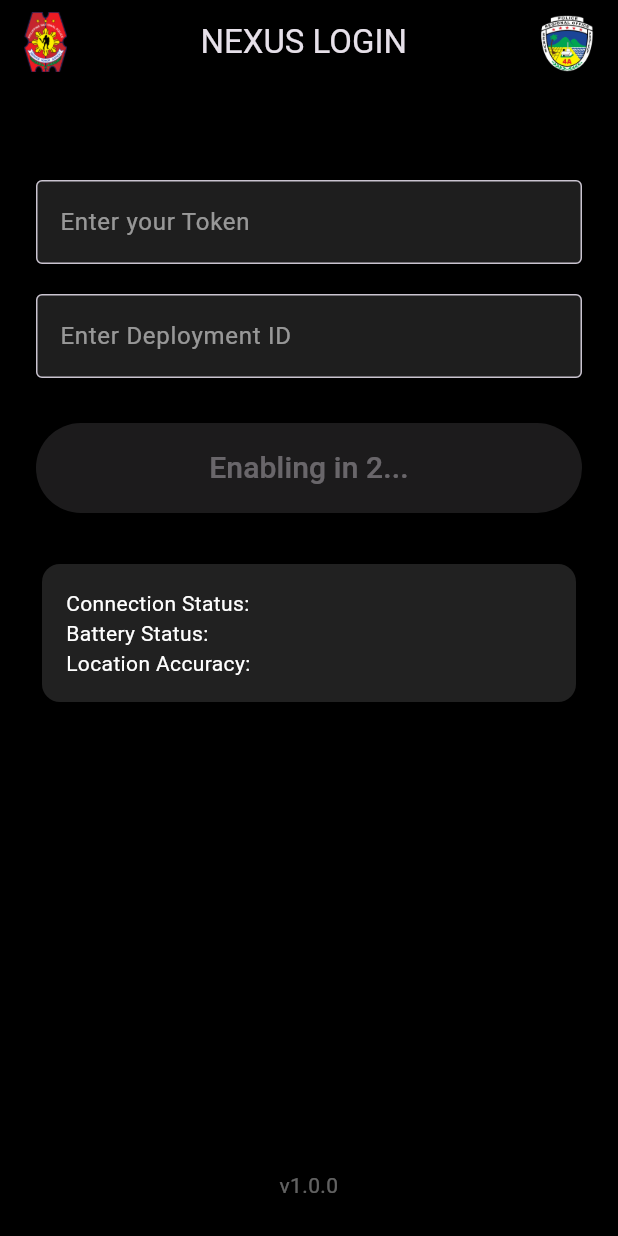
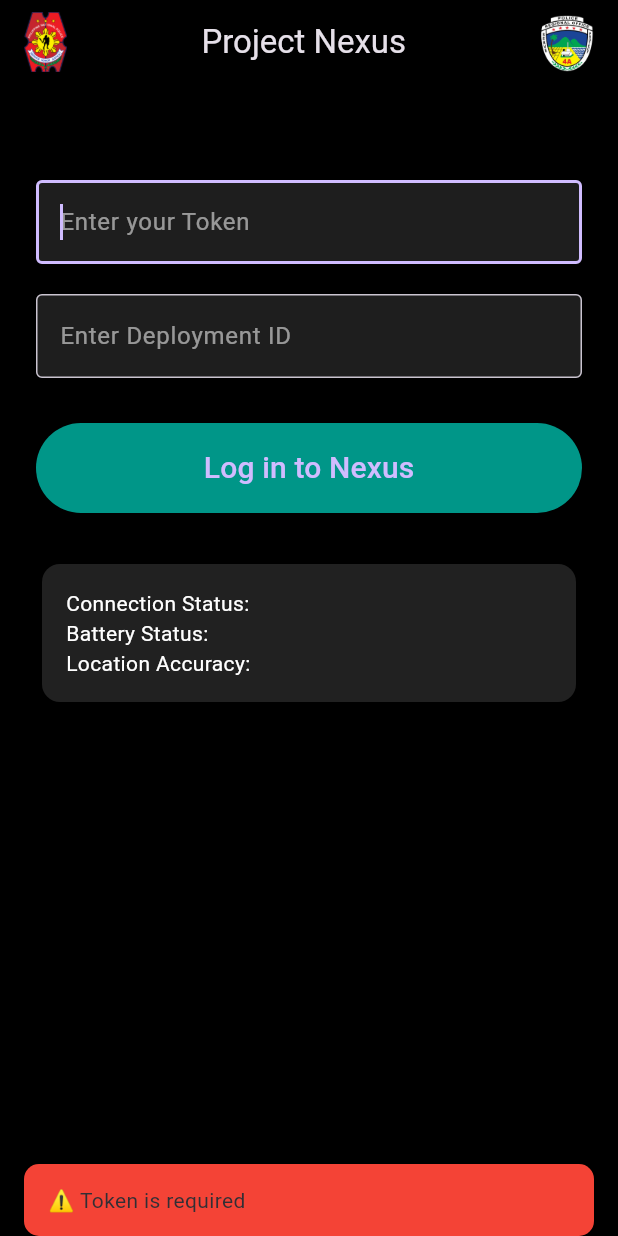
Before and after one commit to Rogie-Laura/nexus, a Flutter app: the screen it shows after launch, after a tap on "Log in to Nexus", on a phone screen of 412 x 824 dp. Run offline on Flutter 3.47's test engine with Material 3 defaults, Android fonts, the phone set to English and light mode, and no system bars; our stand-ins replace battery_plus, connectivity_plus, location, shared_preferences; missing offline and left inert: flutter_foreground_task.

Commit message:
confirmation message, txtbox handling

```diff
--- a/lib/nexus_main.dart
+++ b/lib/nexus_main.dart
@@ -1,3 +1,4 @@
+import 'package:flutter/services.dart';
 import 'package:flutter/material.dart';
 import 'package:shared_preferences/shared_preferences.dart';
 import 'connection_type.dart';
@@ -8,6 +9,7 @@ import 'get_location.dart';
 import 'dart:async';
 import 'nexus_service.dart';
 import 'run_background.dart';
+import 'txt_checking.dart';
 
 class NexusApp extends StatelessWidget {
   const NexusApp({super.key});
@@ -42,6 +44,9 @@ class _NexusLoginScreenState extends State<NexusLoginScreen> {
   final tokenController = TextEditingController();
   final deploymentController = TextEditingController();
 
+  final tokenFocusNode = FocusNode();
+  final deploymentFocusNode = FocusNode();
+
   String _connectionType = '';
   String _connectionStrength = '';
   String _batteryStatus = '';
@@ -54,15 +59,28 @@ class _NexusLoginScreenState extends State<NexusLoginScreen> {
   Timer? _signalTimer;
 
   String _countdownText = '';
-  bool _isProcessing = false;
 
   @override
   void initState() {
     super.initState();
     _loadStatus();
+
+    tokenController.addListener(() async {
+      final prefs = await SharedPreferences.getInstance();
+      await prefs.setString('token', tokenController.text);
+    });
+
+    deploymentController.addListener(() async {
+      final prefs = await SharedPreferences.getInstance();
+      await prefs.setString('deploymentID', deploymentController.text);
+    });
   }
 
   Future<void> _loadStatus() async {
+    final prefs = await SharedPreferences.getInstance();
+    tokenController.text = prefs.getString('token') ?? '';
+    deploymentController.text = prefs.getString('deploymentID') ?? '';
+
     final type = await getConnectionType();
     final strength = await getSignalStrength();
     final battery = await getBatteryStatus();
@@ -79,6 +97,95 @@ class _NexusLoginScreenState extends State<NexusLoginScreen> {
   }
 
   Future<void> _handleLoginLogout() async {
+    final token = tokenController.text.trim();
+    final deployment = deploymentController.text.trim();
+
+    if (!areFieldsValid(
+      context: context,
+      token: token,
+      deployment: deployment,
+      tokenFocusNode: tokenFocusNode,
+      deploymentFocusNode: deploymentFocusNode,
+    ))
+      return;
+
+    // ✅ STOP confirmation (runs immediately — no countdown)
+    if (_isLoggedIn) {
+      final stopConfirm = await showDialog<bool>(
+        context: context,
+        builder: (ctx) => AlertDialog(
+          backgroundColor: Colors.grey[900],
+          title: const Text(
+            'Stop Operation?',
+            style: TextStyle(color: Colors.white),
+          ),
+          content: const Text(
+            'Are you sure you want to Stop the Current Operation?',
+            style: TextStyle(color: Colors.white70),
+          ),
+          actions: [
+            TextButton(
+              onPressed: () => Navigator.pop(ctx, false),
+              child: const Text('Cancel', style: TextStyle(color: Colors.grey)),
+            ),
+            TextButton(
+              onPressed: () => Navigator.pop(ctx, true),
+              child: const Text(
+                'Yes, Stop',
+                style: TextStyle(color: Colors.red),
+              ),
+            ),
+          ],
+        ),
+      );
+
+      if (stopConfirm != true) {
+        setState(() {
+          _buttonDisabled = false;
+          _countdownText = '';
+        });
+        return;
+      }
+
+      await logoutFromNexus();
+      stopSendingLocation();
+      stopTimers();
+      setState(() {
+        _isLoggedIn = false;
+        _buttonDisabled = false;
+      });
+      return; // ✅ Exit here so login logic doesn’t run
+    }
+
+    // ✅ LOGIN confirmation (with countdown after confirmation)
+    final confirm = await showDialog<bool>(
+      context: context,
+      builder: (ctx) => AlertDialog(
+        backgroundColor: Colors.grey[900],
+        title: const Text(
+          'Confirm Login',
+          style: TextStyle(color: Colors.white),
+        ),
+        content: Text(
+          'Log to Nexus Server?\n\nDeployment ID: $deployment',
+          style: const TextStyle(color: Colors.white70),
+        ),
+        actions: [
+          TextButton(
+            onPressed: () => Navigator.pop(ctx, false),
+            child: const Text('No', style: TextStyle(color: Colors.red)),
+          ),
+          TextButton(
+            onPressed: () => Navigator.pop(ctx, true),
+            child: const Text('Yes', style: TextStyle(color: Colors.green)),
+          ),
+        ],
+      ),
+    );
+
+    if (confirm != true) return;
+
+    // 🕒 Countdown for login
     setState(() {
       _buttonDisabled = true;
       _countdownText = 'Enabling in 3...';
@@ -91,18 +198,10 @@ class _NexusLoginScreenState extends State<NexusLoginScreen> {
     await Future.delayed(const Duration(seconds: 1));
     setState(() => _countdownText = '');
 
-    if (_isLoggedIn) {
-      await logoutFromNexus();
-      stopSendingLocation();
-      stopTimers();
-      setState(() {
-        _isLoggedIn = false;
-        _buttonDisabled = false;
-      });
-    } else {
+    // ✅ Continue login logic
     final prefs = await SharedPreferences.getInstance();
-      await prefs.setString('token', tokenController.text);
-      await prefs.setString('deploymentID', deploymentController.text);
+    await prefs.setString('token', token);
+    await prefs.setString('deploymentID', deployment);
 
     await loginToNexus();
     await _loadStatus();
@@ -114,7 +213,6 @@ class _NexusLoginScreenState extends State<NexusLoginScreen> {
       _buttonDisabled = false;
     });
   }
-  }
 
   void startTimers() {
     _locationTimer?.cancel();
@@ -122,7 +220,7 @@ class _NexusLoginScreenState extends State<NexusLoginScreen> {
     _signalTimer?.cancel();
 
     _locationTimer = Timer.periodic(const Duration(seconds: 3), (_) async {
-      await updateLocation(); // this already includes lat/lng logging if needed
+      await updateLocation();
     });
 
     _batteryTimer = Timer.periodic(const Duration(seconds: 180), (_) async {
@@ -138,7 +236,7 @@ class _NexusLoginScreenState extends State<NexusLoginScreen> {
         _connectionType = type;
       });
       print('📶 Signal: $signal');
-      print('📶 Signal: $type');
+      print('📶 Type: $type');
     });
   }
 
@@ -153,12 +251,24 @@ class _NexusLoginScreenState extends State<NexusLoginScreen> {
     stopTimers();
     tokenController.dispose();
     deploymentController.dispose();
+    tokenFocusNode.dispose();
+    deploymentFocusNode.dispose();
     super.dispose();
   }
 
   @override
   Widget build(BuildContext context) {
-    return Scaffold(
+    return WillPopScope(
+      onWillPop: () async {
+        const platform = MethodChannel('android_app_retain');
+        try {
+          await platform.invokeMethod('moveToBackground');
+        } on PlatformException catch (e) {
+          print("❌ Failed to move to background: ${e.message}");
+        }
+        return false;
+      },
+      child: Scaffold(
         resizeToAvoidBottomInset: false,
         appBar: AppBar(
           backgroundColor: Colors.black,
@@ -166,7 +276,7 @@ class _NexusLoginScreenState extends State<NexusLoginScreen> {
             mainAxisAlignment: MainAxisAlignment.spaceBetween,
             children: [
               Image.asset('assets/pnp_logo.png', height: 40),
-            const Text('NEXUS LOGIN'),
+              const Text('Project Nexus'),
               Image.asset('assets/pro4a_logo.png', height: 40),
             ],
           ),
@@ -181,12 +291,16 @@ class _NexusLoginScreenState extends State<NexusLoginScreen> {
                 const SizedBox(height: 40),
                 TextField(
                   controller: tokenController,
+                  focusNode: tokenFocusNode,
                   style: const TextStyle(color: Colors.white),
-                decoration: const InputDecoration(hintText: 'Enter your Token'),
+                  decoration: const InputDecoration(
+                    hintText: 'Enter your Token',
+                  ),
                 ),
                 const SizedBox(height: 20),
                 TextField(
                   controller: deploymentController,
+                  focusNode: deploymentFocusNode,
                   style: const TextStyle(color: Colors.white),
                   decoration: const InputDecoration(
                     hintText: 'Enter Deployment ID',
@@ -210,7 +324,6 @@ class _NexusLoginScreenState extends State<NexusLoginScreen> {
                     ),
                   ),
                 ),
-
                 const SizedBox(height: 30),
                 Card(
                   color: Colors.grey[900],
@@ -220,10 +333,6 @@ class _NexusLoginScreenState extends State<NexusLoginScreen> {
                     child: Column(
                       crossAxisAlignment: CrossAxisAlignment.start,
                       children: [
-                      // Text(
-                      //   'Connection Type: $_connectionType',
-                      //   style: const TextStyle(color: Colors.white),
-                      //  ),
                         Text(
                           'Connection Status: $_connectionStrength',
                           style: const TextStyle(color: Colors.white),
@@ -242,11 +351,12 @@ class _NexusLoginScreenState extends State<NexusLoginScreen> {
                 ),
                 const Spacer(),
                 const Text(
-                'v1.0.0',
+                  'DEVELOPED BY RCC4A AND RICTMD4A',
                   textAlign: TextAlign.center,
-                style: TextStyle(color: Colors.white38),
+                  style: TextStyle(color: Color.fromARGB(95, 130, 227, 242)),
                 ),
               ],
+            ),
           ),
         ),
       ),
--- /dev/null
+++ b/lib/txt_checking.dart
@@ -0,0 +1,37 @@
+import 'package:flutter/material.dart';
+
+bool areFieldsValid({
+  required BuildContext context,
+  required String token,
+  required String deployment,
+  FocusNode? tokenFocusNode,
+  FocusNode? deploymentFocusNode,
+}) {
+  FocusScope.of(context).unfocus();
+
+  String message = '';
+
+  if (token.trim().isEmpty) {
+    message = '⚠️ Token is required';
+    tokenFocusNode?.requestFocus(); // ✅ Focus safely
+  } else if (deployment.trim().isEmpty) {
+    message = '⚠️ Deployment ID is required';
+    deploymentFocusNode?.requestFocus(); // ✅ Focus safely
+  }
+
+  if (message.isNotEmpty) {
+    ScaffoldMessenger.of(context).showSnackBar(
+      SnackBar(
+        content: Text(message),
+        backgroundColor: Colors.red,
+        behavior: SnackBarBehavior.floating,
+        margin: const EdgeInsets.only(top: 80, left: 16, right: 16),
+        shape: RoundedRectangleBorder(borderRadius: BorderRadius.circular(10)),
+        duration: const Duration(seconds: 2),
+      ),
+    );
+    return false;
+  }
+
+  return true;
+}
```
Also changed, not shown: 3 other files. Lines whose indentation alone changed are shown as unchanged.
